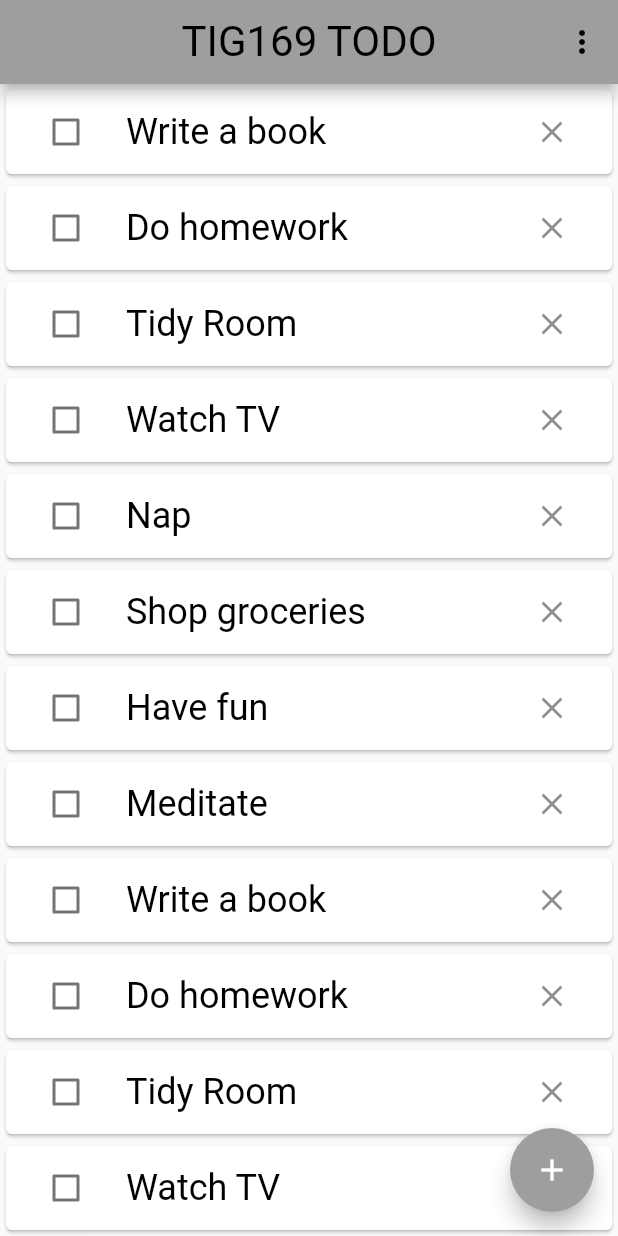
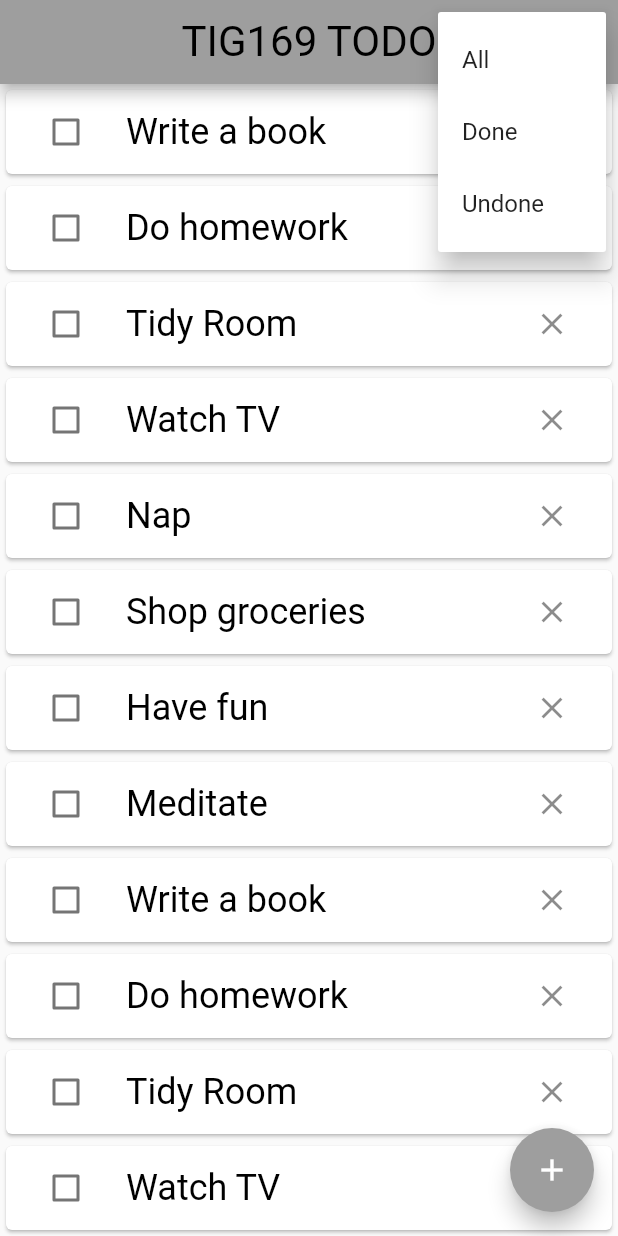
Before and after one commit to gu-tig169-ht21/gushasanf, a Flutter app: the screen it shows after launch, after a tap on the "more vert" icon, on a phone screen of 412 x 824 dp. Run offline on Flutter 3.47's test engine with Material 2 defaults, Android fonts, the phone set to English and light mode, and no system bars.

Commit message:
La till filtrerningsmeny efter respons

```diff
--- a/lib/main.dart
+++ b/lib/main.dart
@@ -49,13 +49,21 @@ class MainView extends StatelessWidget {
       backgroundColor: Theme.of(context).backgroundColor,
       centerTitle: true,
       actions: [
-        IconButton(
-          icon: Icon(Icons.more_vert),
-          color: Colors.black,
-          onPressed: () {},
-        ),
+        _dropDown(
+          context,
+        )
       ],
     );
+  }
+
+  Widget _dropDown(BuildContext context) {
+    return PopupMenuButton(
+        icon: Icon(Icons.more_vert, color: Colors.black),
+        itemBuilder: (context) => [
+              PopupMenuItem(child: Text('All')),
+              PopupMenuItem(child: Text('Done')),
+              PopupMenuItem(child: Text('Undone'))
+            ]);
   }
 
   Widget _list(BuildContext context) {
```
